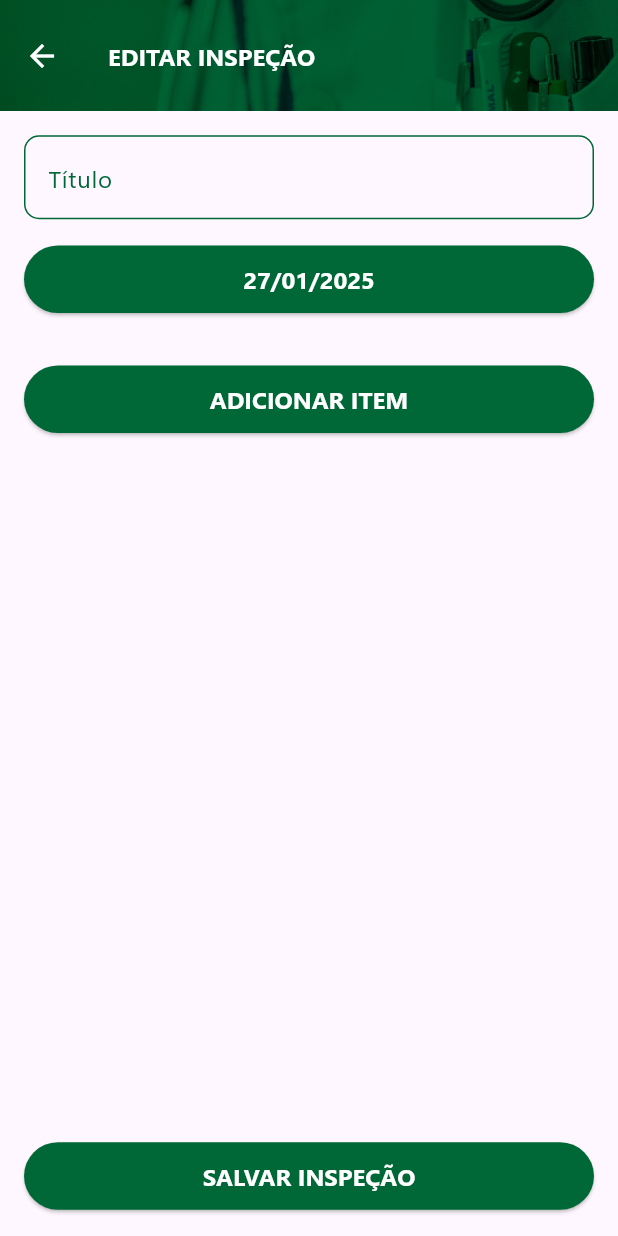
After one commit to albertobezerra/guardacorpo24, a Flutter app: the EditInspectionScreen screen opened directly, on a phone screen of 412 x 824 dp. The commit adds this screen. Run offline on Flutter 3.47's test engine with Material 3 defaults, Android fonts, the phone set to English and light mode, and no system bars; our stand-ins replace firebase_auth, firebase_core, flutter_speed_dial, google_mobile_ads, image_picker, introduction_screen and 4 more; missing offline and left inert: flutter_phone_direct_caller, in_app_update, syncfusion_flutter_pdfviewer, webview_flutter_android, webview_flutter_wkwebview; accounts and stored records are empty.

Commit message:
Inicio do desenvolvimento de inspeções

```diff
--- a/lib/main.dart
+++ b/lib/main.dart
@@ -5,6 +5,7 @@ import 'package:google_mobile_ads/google_mobile_ads.dart';
 import 'package:guarda_corpo_2024/components/onboarding/onboarding.dart';
 import 'package:guarda_corpo_2024/components/autenticacao/auth_page.dart';
 import 'package:guarda_corpo_2024/matriz/05_anaergo/05_02_relatorios/report_provider.dart';
+import 'package:guarda_corpo_2024/matriz/05_anaergo/05_03_checks/inspector_provider.dart';
 import 'package:guarda_corpo_2024/splash.dart';
 import 'package:shared_preferences/shared_preferences.dart';
 import 'package:in_app_update/in_app_update.dart';
@@ -66,6 +67,8 @@ class MyAppState extends State<MyApp> {
     return MultiProvider(
       providers: [
         ChangeNotifierProvider(create: (_) => ReportProvider()..loadReports()),
+        ChangeNotifierProvider(
+            create: (_) => InspectionProvider()..loadInspections()),
       ],
       child: MaterialApp(
         debugShowCheckedModeBanner: false,
--- /dev/null
+++ b/lib/matriz/05_anaergo/05_03_checks/check_model.dart
@@ -0,0 +1,15 @@
+import 'dart:io';
+
+class ChecklistItem {
+  String description;
+  bool isComplete;
+  String? note;
+  List<File> photos;
+
+  ChecklistItem({
+    required this.description,
+    this.isComplete = false,
+    this.note,
+    this.photos = const [],
+  });
+}
--- /dev/null
+++ b/lib/matriz/05_anaergo/05_03_checks/edit_checks.dart
@@ -0,0 +1,260 @@
+import 'package:flutter/material.dart';
+import 'package:guarda_corpo_2024/matriz/05_anaergo/05_03_checks/check_model.dart';
+import 'package:guarda_corpo_2024/matriz/05_anaergo/05_03_checks/inspetor_checks.dart';
+import 'package:image_picker/image_picker.dart';
+import 'package:intl/intl.dart';
+import 'dart:io';
+import 'package:guarda_corpo_2024/components/customizacao/outlined_text_field_aet.dart';
+
+class EditInspectionScreen extends StatefulWidget {
+  final int? index;
+  final Inspection? initialData;
+  final Function(Inspection) onSave;
+
+  const EditInspectionScreen({
+    super.key,
+    this.index,
+    this.initialData,
+    required this.onSave,
+  });
+
+  @override
+  EditInspectionScreenState createState() => EditInspectionScreenState();
+}
+
+class EditInspectionScreenState extends State<EditInspectionScreen> {
+  late TextEditingController _titleController;
+  late DateTime _date;
+  late List<ChecklistItem> _checklist;
+
+  @override
+  void initState() {
+    super.initState();
+    _titleController =
+        TextEditingController(text: widget.initialData?.title ?? '');
+    _date = widget.initialData?.date ?? DateTime.now();
+    _checklist = widget.initialData?.checklist ?? [];
+  }
+
+  Future<void> _pickDate() async {
+    final DateTime? picked = await showDatePicker(
+      context: context,
+      initialDate: _date,
+      firstDate: DateTime(2000),
+      lastDate: DateTime(2101),
+    );
+    if (picked != null && picked != _date) {
+      setState(() {
+        _date = picked;
+      });
+    }
+  }
+
+  void _saveInspection() {
+    final newInspection = Inspection(
+      title: _titleController.text,
+      date: _date,
+      checklist: _checklist,
+    );
+    widget.onSave(newInspection);
+    Navigator.pop(context);
+  }
+
+  Future<void> _addPhoto(ChecklistItem item) async {
+    final pickedFile =
+        await ImagePicker().pickImage(source: ImageSource.camera);
+    if (pickedFile != null) {
+      setState(() {
+        item.photos.add(File(pickedFile.path));
+      });
+    }
+  }
+
+  Future<String?> _editNoteDialog(
+      BuildContext context, String? currentNote) async {
+    TextEditingController controller = TextEditingController(text: currentNote);
+    return showDialog<String>(
+      context: context,
+      builder: (BuildContext context) {
+        return AlertDialog(
+          title: const Text('Editar Nota'),
+          content: TextField(
+            controller: controller,
+            decoration: const InputDecoration(hintText: "Digite a nota"),
+          ),
+          actions: <Widget>[
+            TextButton(
+              onPressed: () => Navigator.of(context).pop(),
+              child: const Text('Cancelar'),
+            ),
+            TextButton(
+              onPressed: () => Navigator.of(context).pop(controller.text),
+              child: const Text('Salvar'),
+            ),
+          ],
+        );
+      },
+    );
+  }
+
+  @override
+  Widget build(BuildContext context) {
+    const Color buttonColor = Color.fromARGB(255, 0, 104, 55);
+    return Scaffold(
+      appBar: PreferredSize(
+        preferredSize:
+            Size.fromHeight(MediaQuery.of(context).size.height * 0.09),
+        child: AppBar(
+          toolbarHeight: 200,
+          title: Text(
+            'Editar Inspeção'.toUpperCase(),
+            style: const TextStyle(
+              fontFamily: 'Segoe Bold',
+              color: Colors.white,
+              fontSize: 16,
+            ),
+          ),
+          leading: IconButton(
+            icon: const Icon(Icons.arrow_back, color: Colors.white),
+            onPressed: () {
+              Navigator.of(context).pop();
+            },
+          ),
+          flexibleSpace: const Image(
+            image: AssetImage('assets/images/cid.jpg'),
+            fit: BoxFit.cover,
+          ),
+        ),
+      ),
+      resizeToAvoidBottomInset: true,
+      body: Column(
+        children: [
+          Expanded(
+            child: SingleChildScrollView(
+              padding: const EdgeInsets.all(16.0),
+              child: Column(
+                crossAxisAlignment: CrossAxisAlignment.stretch,
+                children: [
+                  OutlinedTextField2(
+                    controller: _titleController,
+                    labelText: 'Título',
+                    obscureText: false,
+                    textCapitalization: TextCapitalization.sentences,
+                  ),
+                  const SizedBox(height: 16.0),
+                  ElevatedButton(
+                    onPressed: _pickDate,
+                    style: ElevatedButton.styleFrom(
+                      foregroundColor: Colors.white,
+                      backgroundColor: buttonColor,
+                      padding: const EdgeInsets.symmetric(
+                          vertical: 12.0, horizontal: 24.0),
+                      textStyle: const TextStyle(
+                        fontSize: 16,
+                        fontFamily: 'Segoe Bold',
+                      ),
+                    ),
+                    child: Text(
+                        DateFormat('dd/MM/yyyy').format(_date).toUpperCase()),
+                  ),
+                  const SizedBox(height: 16.0),
+                  ListView.builder(
+                    shrinkWrap: true,
+                    itemCount: _checklist.length,
+                    itemBuilder: (context, index) {
+                      final item = _checklist[index];
+                      return ListTile(
+                        title: Text(item.description),
+                        subtitle: Column(
+                          crossAxisAlignment: CrossAxisAlignment.start,
+                          children: [
+                            if (item.note != null) Text('Nota: ${item.note}'),
+                            Wrap(
+                              children: item.photos.map((file) {
+                                return Image.file(
+                                  file,
+                                  width: 50,
+                                  height: 50,
+                                  fit: BoxFit.cover,
+                                );
+                              }).toList(),
+                            ),
+                          ],
+                        ),
+                        trailing: Row(
+                          mainAxisSize: MainAxisSize.min,
+                          children: [
+                            IconButton(
+                              icon: const Icon(Icons.note),
+                              onPressed: () async {
+                                final note =
+                                    await _editNoteDialog(context, item.note);
+                                if (note != null) {
+                                  setState(() {
+                                    item.note = note;
+                                  });
+                                }
+                              },
+                            ),
+                            IconButton(
+                              icon: const Icon(Icons.camera_alt),
+                              onPressed: () => _addPhoto(item),
+                            ),
+                          ],
+                        ),
+                        onTap: () {
+                          setState(() {
+                            item.isComplete = !item.isComplete;
+                          });
+                        },
+                      );
+                    },
+                  ),
+                  const SizedBox(height: 16.0),
+                  ElevatedButton(
+                    onPressed: () {
+                      setState(() {
+                        _checklist.add(ChecklistItem(description: 'Novo Item'));
+                      });
+                    },
+                    style: ElevatedButton.styleFrom(
+                      foregroundColor: Colors.white,
+                      backgroundColor: buttonColor,
+                      padding: const EdgeInsets.symmetric(
+                          vertical: 12.0, horizontal: 24.0),
+                      textStyle: const TextStyle(
+                        fontSize: 16,
+                        fontFamily: 'Segoe Bold',
+                      ),
+                    ),
+                    child: Text('Adicionar Item'.toUpperCase()),
+                  ),
+                ],
+              ),
+            ),
+          ),
+          Padding(
+            padding: const EdgeInsets.all(16.0),
+            child: SizedBox(
+              width: double.infinity,
+              child: ElevatedButton.icon(
+                label: Text('Salvar Inspeção'.toUpperCase()),
+                onPressed: _saveInspection,
+                style: ElevatedButton.styleFrom(
+                  foregroundColor: Colors.white,
+                  backgroundColor: buttonColor,
+                  padding: const EdgeInsets.symmetric(
+                      vertical: 12.0, horizontal: 24.0),
+                  textStyle: const TextStyle(
+                    fontSize: 16,
+                    fontFamily: 'Segoe Bold',
+                  ),
+                ),
+              ),
+            ),
+          ),
+        ],
+      ),
+    );
+  }
+}
--- /dev/null
+++ b/lib/matriz/05_anaergo/05_03_checks/inspector_provider.dart
@@ -0,0 +1,43 @@
+import 'package:flutter/foundation.dart';
+import 'package:guarda_corpo_2024/components/db_local/banco_checks.dart';
+import 'package:guarda_corpo_2024/matriz/05_anaergo/05_03_checks/inspetor_checks.dart';
+import 'package:logger/logger.dart';
+
+class InspectionProvider with ChangeNotifier {
+  final LocalStorageService _localStorageService = LocalStorageService();
+  final Logger _logger = Logger();
+  List<Inspection> _inspections = [];
+
+  List<Inspection> get inspections => _inspections;
+
+  Future<void> loadInspections() async {
+    _logger.i('Iniciando carregamento de inspeções...');
+    _inspections = await _localStorageService.getInspections();
+    _logger.i('Inspeções carregadas: $_inspections');
+    notifyListeners();
+  }
+
+  Future<void> saveInspection(Inspection inspection) async {
+    _logger.i('Salvando inspeção: $inspection');
+    await _localStorageService.saveInspection(inspection);
+    await loadInspections(); // Recarrega as inspeções após salvar uma nova
+  }
+
+  Future<void> updateInspection(
+      int? index, Inspection updatedInspection) async {
+    _logger.i('Atualizando inspeção no índice $index: $updatedInspection');
+    await _localStorageService.updateInspection(index!, updatedInspection);
+    await loadInspections();
+  }
+
+  Future<void> deleteInspection(int index) async {
+    _logger.i('Deletando inspeção no índice $index');
+    await _localStorageService.deleteInspection(index);
+    await loadInspections();
+  }
+
+  void addInspection(Inspection newInspection) {
+    _inspections.add(newInspection);
+    notifyListeners();
+  }
+}
--- /dev/null
+++ b/lib/matriz/05_anaergo/05_03_checks/inspetor_checks.dart
@@ -0,0 +1,15 @@
+// No início do arquivo check_model.dart
+
+import 'package:guarda_corpo_2024/matriz/05_anaergo/05_03_checks/check_model.dart';
+
+class Inspection {
+  String title;
+  DateTime date;
+  List<ChecklistItem> checklist;
+
+  Inspection({
+    required this.title,
+    required this.date,
+    required this.checklist,
+  });
+}
```
Also changed, not shown: lib/components/db_local/banco_checks.dart (added, +154 -0 lines), lib/matriz/05_anaergo/05_00_raiz/aet_raiz.dart (+8 -1 lines), lib/matriz/05_anaergo/05_03_checks/view_checks.dart (added, +124 -0 lines).
